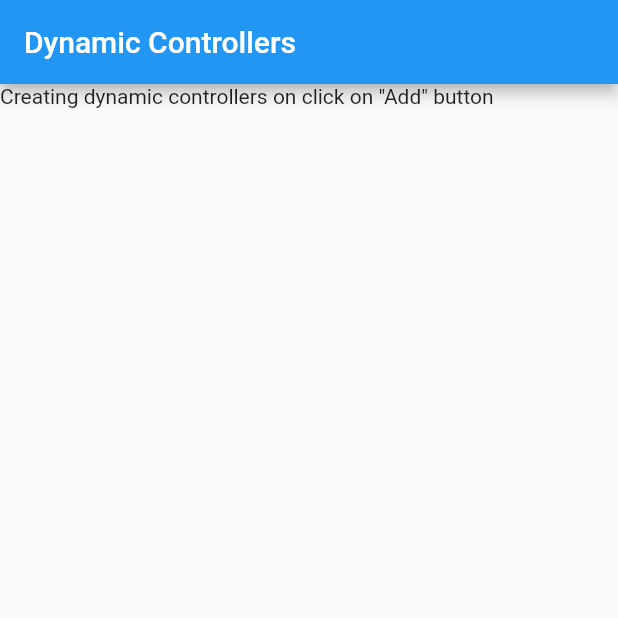
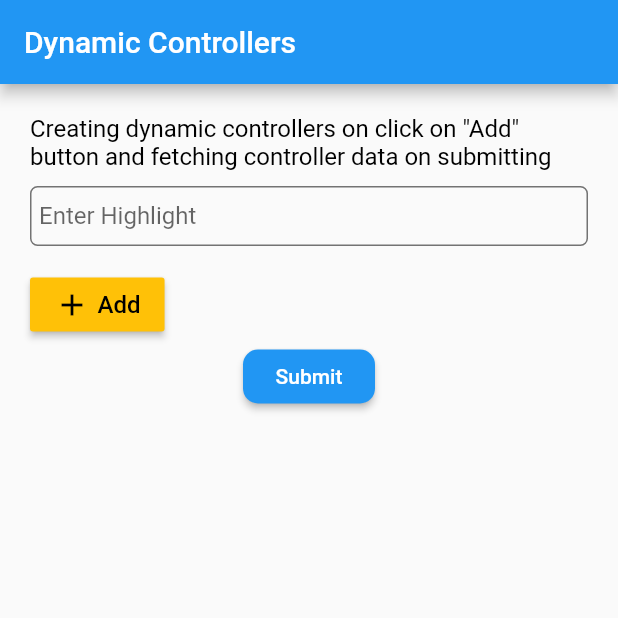
Before and after one commit to Mallikarjun-0369/DynamicControllers, a Flutter app: the screen it shows after launch, on a phone screen of 412 x 824 dp, the top half of it. Run offline on Flutter 3.47's test engine with Material 2 defaults, Android fonts, the phone set to English and light mode, and no system bars.

Commit message:
added ui for creating dynamic textediting controllers.

```diff
--- a/lib/main.dart
+++ b/lib/main.dart
@@ -22,6 +22,20 @@ class DynamicControllers extends StatefulWidget {
 }
 
 class _DynamicControllersState extends State<DynamicControllers> {
+
+  List<TextEditingController> _highlightControllers;
+  TextEditingController _highlightController;
+  List<int> highlights;
+  int highlightCount = 1;
+
+  @override
+  void initState() {
+    super.initState();
+    highlights = new List<int>();
+    highlights.add(highlightCount);
+  }
+
+
   @override
   Widget build(BuildContext context) {
     return new Scaffold(
@@ -33,8 +47,109 @@ class _DynamicControllersState extends State<DynamicControllers> {
   }
 
   _getBody() {
-    return new Container(
-      child: new Text('Creating dynamic controllers on click on "Add" button'),
+    return new SingleChildScrollView(
+      scrollDirection: Axis.vertical,
+      child: Container(
+        padding: const EdgeInsets.all(20.0),
+        child: Column(
+          mainAxisAlignment: MainAxisAlignment.start,
+          crossAxisAlignment: CrossAxisAlignment.start,
+          children: <Widget>[
+            new Container(
+              margin: const EdgeInsets.only(bottom: 10.0),
+              child: new Text('Creating dynamic controllers on click on "Add" button and fetching controller data on submitting', style: new TextStyle(color: Colors.black, fontSize: 16.0),),
+            ),
+
+            new ListView.builder(
+                shrinkWrap: true,
+                physics: ClampingScrollPhysics(),
+                itemCount: highlights.length,
+                itemBuilder: (context, index) {
+                  return _getHighlightItem(index);
+                }),
+
+            new Container(
+              child: new RaisedButton(
+                onPressed: () {
+                  setState(() {
+                    highlightCount++;
+                    highlights.add(highlightCount);
+                  });
+                },
+                color: Colors.amber,
+                child: Row(
+                  mainAxisAlignment: MainAxisAlignment.start,
+                  mainAxisSize: MainAxisSize.min,
+                  children: <Widget>[
+                    new Icon(Icons.add, color: Colors.black, size: 24.0,),
+                    new SizedBox(width: 5.0,),
+                    new Text('Add', style: new TextStyle(color: Colors.black, fontSize: 16.0),),
+                  ],
+                ),
+              ),
+            ),
+
+            new Container(
+              alignment: Alignment.center,
+              child: new RaisedButton(
+                shape: RoundedRectangleBorder(borderRadius: BorderRadius.circular(10.0)),
+                onPressed: () {
+                  // todo get each controller text and print
+                },
+                color: Colors.blue,
+                child: new Text('Submit', style: new TextStyle(color: Colors.white),),
+              ),
+            ),
+          ],
+        ),
+      ),
+    );
+  }
+
+  _getHighlightItem(int index) {
+    highlightCount = highlights.elementAt(index);
+
+    return  new Stack(
+      children: <Widget>[
+        new Container(
+          height: 40.0,
+          alignment: Alignment.centerLeft,
+          margin: const EdgeInsets.only(bottom: 15.0),
+          padding: const EdgeInsets.all(5.0),
+          decoration: BoxDecoration(
+            borderRadius: BorderRadius.circular(5.0),
+            border: Border.all(color: Colors.black54, width: 1.0),
+          ),
+          child: new TextField(
+            autofocus: false,
+//            maxLines: 1,
+//            controller: _highlightController,
+            textInputAction: TextInputAction.done,
+            textCapitalization: TextCapitalization.sentences,
+            keyboardType: TextInputType.text,
+            decoration: InputDecoration.collapsed(
+              border: InputBorder.none,
+              hintText: 'Enter Highlight',
+            ),
+          ),
+        ),
+
+        highlights.length > 1 ? new Positioned(
+          top: 0.0,
+          right: 0.0,
+          bottom: 15.0,
+          child: IconButton(icon: Icon(Icons.clear),
+            onPressed: () {
+              setState(() {
+                if(highlightCount > 0) {
+                  highlightCount--;
+                  highlights.removeAt(index);
+                }
+              });
+            },
+          ),
+        ) : new Container(),
+      ],
     );
   }
 }
```
